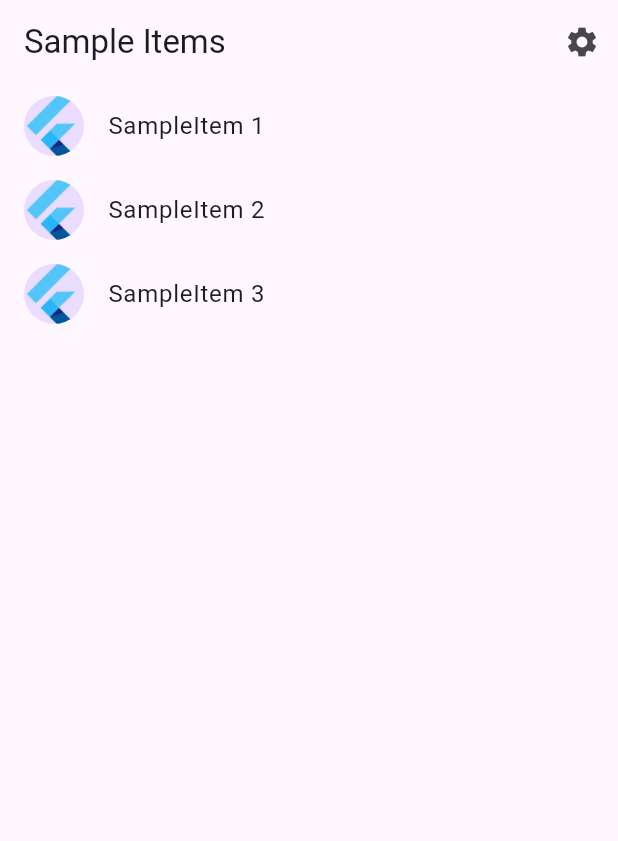
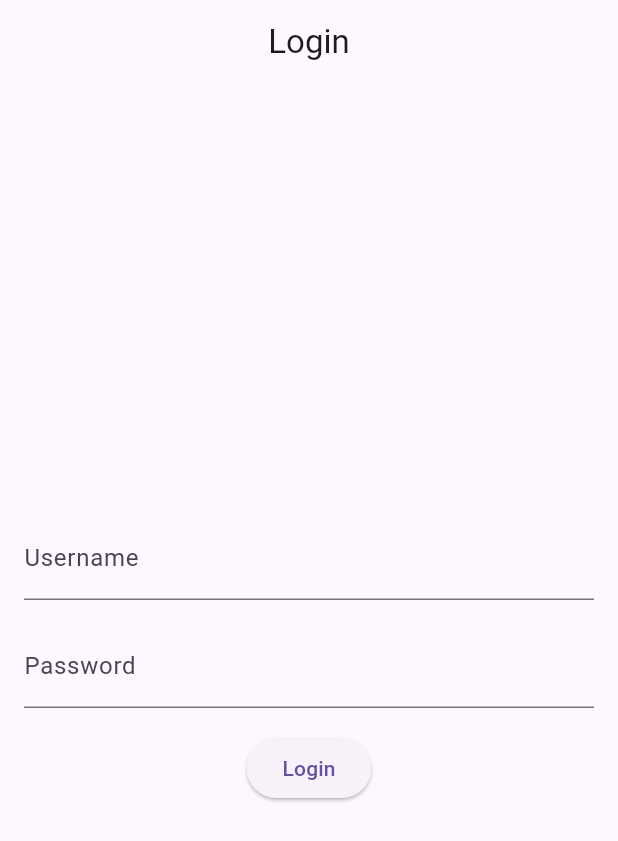
Before and after one commit to saginbajracharya/multiplayer, a Flutter app: the screen it shows after launch, on a phone screen of 412 x 824 dp. Shown: the top 841 px of the screen. Run offline on Flutter 3.47's test engine with Material 3 defaults, Android fonts, the phone set to English and light mode, and no system bars; our stand-ins replace dio, fluttertoast, get, get_storage; generated files the repository leaves out were written again.

Commit message:
[Added]- Login Page        - Sign up Page        - List all Users from live Api https://dlofistudio.com/simpleApi/public/

```diff
--- a/lib/main.dart
+++ b/lib/main.dart
@@ -1,8 +1,8 @@
 import 'package:flutter/material.dart';
 
 import 'src/app.dart';
-import 'src/settings/settings_controller.dart';
-import 'src/settings/settings_service.dart';
+import 'src/views/settings/settings_controller.dart';
+import 'src/views/settings/settings_service.dart';
 
 void main() async {
   // Set up the SettingsController, which will glue user settings to multiple
--- a/lib/src/app.dart
+++ b/lib/src/app.dart
@@ -1,11 +1,14 @@
 import 'package:flutter/material.dart';
 import 'package:flutter_gen/gen_l10n/app_localizations.dart';
 import 'package:flutter_localizations/flutter_localizations.dart';
+import 'package:get/get.dart';
+import 'package:multiplayer/src/views/home_view/home_view.dart';
+import 'package:multiplayer/src/views/login_view/login_view.dart';
 
-import 'sample_feature/sample_item_details_view.dart';
-import 'sample_feature/sample_item_list_view.dart';
-import 'settings/settings_controller.dart';
-import 'settings/settings_view.dart';
+import 'views/sample_feature/sample_item_details_view.dart';
+import 'views/sample_feature/sample_item_list_view.dart';
+import 'views/settings/settings_controller.dart';
+import 'views/settings/settings_view.dart';
 
 /// The Widget that configures your application.
 class MyApp extends StatelessWidget {
@@ -19,20 +22,13 @@ class MyApp extends StatelessWidget {
   @override
   Widget build(BuildContext context) {
     // Glue the SettingsController to the MaterialApp.
-    //
     // The ListenableBuilder Widget listens to the SettingsController for changes.
     // Whenever the user updates their settings, the MaterialApp is rebuilt.
     return ListenableBuilder(
       listenable: settingsController,
       builder: (BuildContext context, Widget? child) {
-        return MaterialApp(
+        return GetMaterialApp(
           debugShowCheckedModeBanner: false,
-          // Providing a restorationScopeId allows the Navigator built by the
-          // MaterialApp to restore the navigation stack when a user leaves and
-          // returns to the app after it has been killed while running in the
-          // background.
-          restorationScopeId: 'app',
-
           // Provide the generated AppLocalizations to the MaterialApp. This
           // allows descendant Widgets to display the correct translations
           // depending on the user's locale.
@@ -45,21 +41,18 @@ class MyApp extends StatelessWidget {
           supportedLocales: const [
             Locale('en', ''), // English, no country code
           ],
-
           // Use AppLocalizations to configure the correct application title
           // depending on the user's locale.
           //
           // The appTitle is defined in .arb files found in the localization
           // directory.
           onGenerateTitle: (BuildContext context) => AppLocalizations.of(context)!.appTitle,
-
           // Define a light and dark color theme. Then, read the user's
           // preferred ThemeMode (light, dark, or system default) from the
           // SettingsController to display the correct theme.
           theme: ThemeData(),
           darkTheme: ThemeData.dark(),
           themeMode: settingsController.themeMode,
-
           // Define a function to handle named routes in order to support
           // Flutter web url navigation and deep linking.
           onGenerateRoute: (RouteSettings routeSettings) {
@@ -72,8 +65,12 @@ class MyApp extends StatelessWidget {
                   case SampleItemDetailsView.routeName:
                     return const SampleItemDetailsView();
                   case SampleItemListView.routeName:
+                    return const SampleItemListView();
+                  case HomeView.routeName:
+                    return const HomeView();
+                  case LoginView.routeName:
                   default:
-                    return const SampleItemListView();
+                    return const LoginView();
                 }
               },
             );
--- /dev/null
+++ b/lib/src/views/login_view/login_controller.dart
@@ -0,0 +1,23 @@
+import 'package:flutter/material.dart';
+import 'package:get/get.dart';
+import 'package:multiplayer/src/common/api_calls.dart';
+import 'package:multiplayer/src/views/home_view/home_view.dart';
+
+class LoginController extends GetxController{
+  final apiendpoint         = ApiCalls();
+  final username            = TextEditingController();
+  final password            = TextEditingController();
+  RxBool isProcessingLogin  = false.obs;
+
+  login()async{
+    if(isProcessingLogin.value) {
+      return;
+    }
+    else{
+      isProcessingLogin.value = true;
+      Future.delayed(const Duration(seconds: 3),(){
+        Get.toNamed(HomeView.routeName);
+      });
+    }
+  }
+}
--- /dev/null
+++ b/lib/src/views/login_view/login_view.dart
@@ -0,0 +1,57 @@
+import 'package:flutter/material.dart';
+import 'package:get/get.dart';
+import 'package:multiplayer/src/views/login_view/login_controller.dart';
+
+class LoginView extends StatefulWidget {
+  const LoginView({super.key});
+
+  static const routeName = '/';
+
+  @override
+  State<LoginView> createState() => _LoginViewState();
+}
+
+class _LoginViewState extends State<LoginView> {
+  final LoginController loginCon = Get.put(LoginController());
+
+  @override
+  Widget build(BuildContext context) {
+    return Scaffold(
+      appBar: AppBar(
+        title: const Text('Login'),
+        centerTitle: true,
+      ),
+      body: Center(
+        child: Padding(
+          padding: const EdgeInsets.all(16.0),
+          child: Column(
+            mainAxisAlignment: MainAxisAlignment.center,
+            children: <Widget>[
+              TextField(
+                controller: loginCon.username,
+                decoration: const InputDecoration(
+                  labelText: 'Username',
+                ),
+              ),
+              const SizedBox(height: 16.0),
+              TextField(
+                obscureText: true,
+                controller: loginCon.password,
+                decoration: const InputDecoration(
+                  labelText: 'Password',
+                ),
+              ),
+              const SizedBox(height: 16.0),
+              ElevatedButton(
+                onPressed: () {
+                  loginCon.login();
+                },
+                child: const Text('Login'),
+              ),
+            ],
+          ),
+        ),
+      ),
+    );
+  }
+}
--- a/lib/src/sample_feature/sample_item_list_view.dart
+++ b/lib/src/views/sample_feature/sample_item_list_view.dart
@@ -11,7 +11,7 @@ class SampleItemListView extends StatelessWidget {
     this.items = const [SampleItem(1), SampleItem(2), SampleItem(3)],
   });
 
-  static const routeName = '/';
+  static const routeName = '/SampleItemList';
 
   final List<SampleItem> items;
 
```
Also changed, not shown: lib/src/common/api_calls.dart (added, +121 -0 lines), lib/src/common/dio/dio_client.dart (added, +12 -0 lines), lib/src/common/read_write_storage.dart (added, +16 -0 lines), lib/src/common/styles.dart (added, +10 -0 lines), lib/src/models/user_model.dart (added, +41 -0 lines), lib/src/views/home_view/home_controller.dart (added, +28 -0 lines), lib/src/views/home_view/home_view.dart (added, +52 -0 lines), lib/src/widgets/toast_message_widget.dart (added, +9 -0 lines), pubspec.yaml (+8 -0 lines), lib/src/views/sample_feature/sample_item.dart (renamed from lib/src/sample_feature/sample_item.dart), lib/src/views/sample_feature/sample_item_details_view.dart (renamed from lib/src/sample_feature/sample_item_details_view.dart), lib/src/views/settings/settings_controller.dart (renamed from lib/src/settings/settings_controller.dart), lib/src/views/settings/settings_service.dart (renamed from lib/src/settings/settings_service.dart), lib/src/views/settings/settings_view.dart (renamed from lib/src/settings/settings_view.dart), 1 more files, 1 other file.
